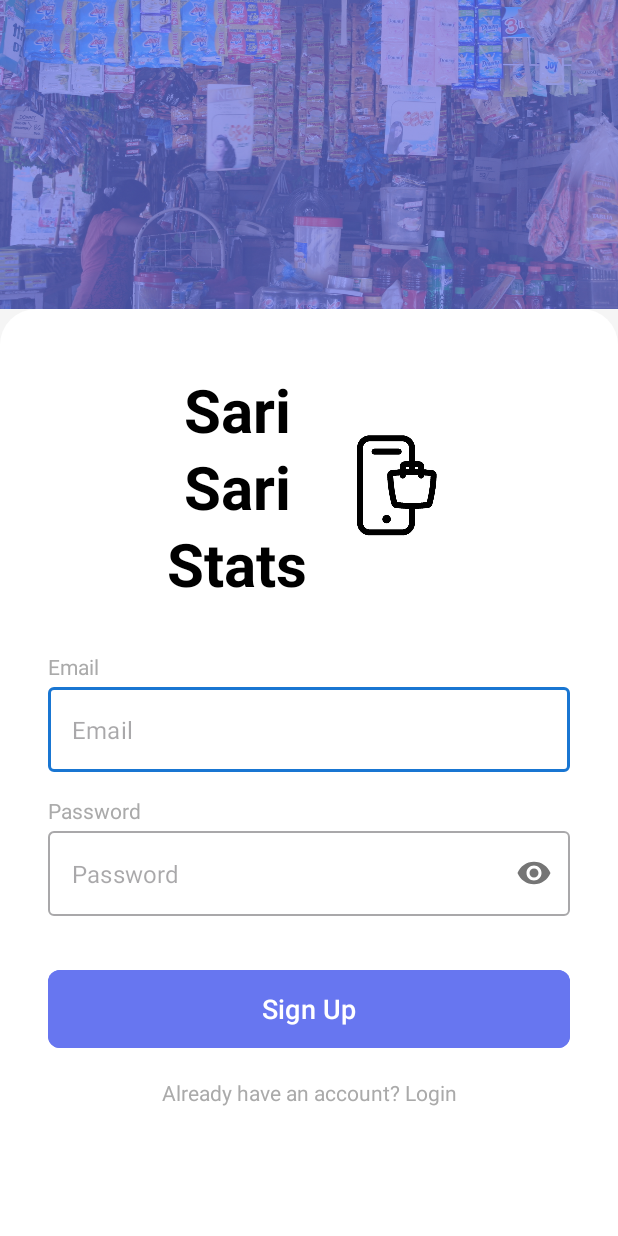
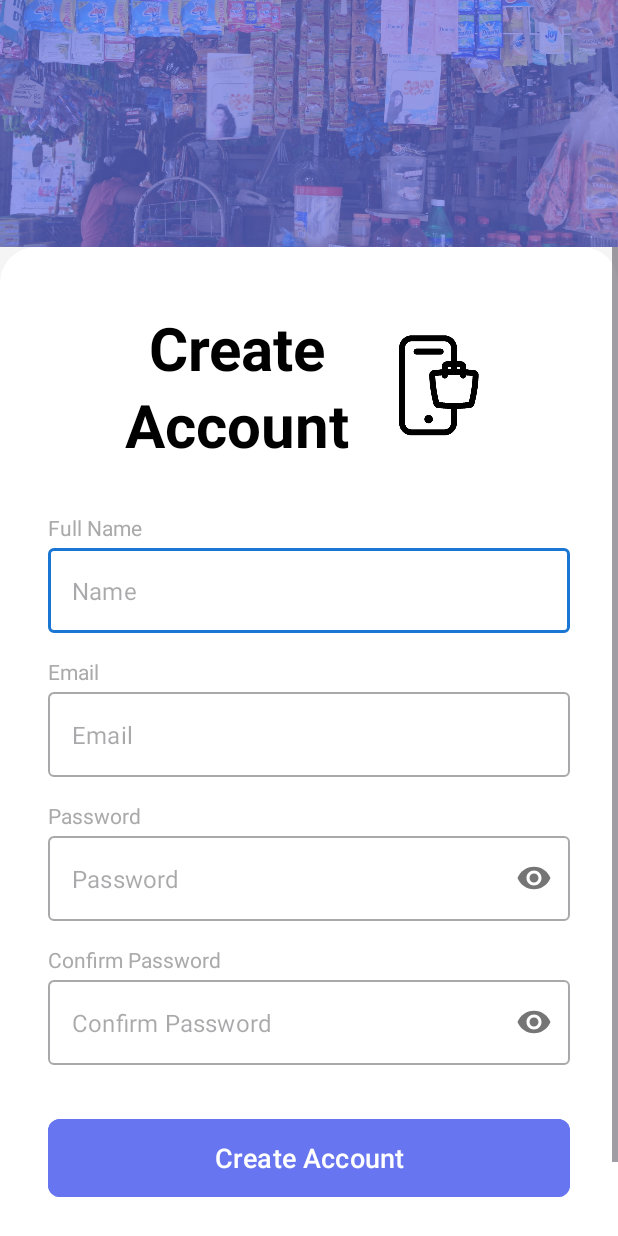
Before and after one commit to Cyg-ni/sarisarimaximus, an Android app built with Jetpack Compose: the layout activity_signup.xml on its own in the app's theme, with its tools: preview values and no code run, on a phone screen of 412 x 824 dp. Run offline under Robolectric (Android 15) with nearby library versions, the phone set to English and light mode, and no system bars.

Commit message:
added login and register feature

```diff
--- a/app/build.gradle.kts
+++ b/app/build.gradle.kts
@@ -42,6 +42,10 @@ android {
 }
 
 dependencies {
+
+    implementation("com.google.firebase:firebase-auth")
+    implementation("com.google.android.gms:play-services-auth:21.2.0")
+
     // --- ADDED: Missing dependencies for XML layout components ---
     implementation("androidx.constraintlayout:constraintlayout:2.1.4")
     implementation("com.google.android.material:material:1.12.0")
--- a/app/src/main/res/layout/activity_signup.xml
+++ b/app/src/main/res/layout/activity_signup.xml
@@ -5,7 +5,6 @@
     android:layout_height="match_parent"
     android:background="#F5F5F5">
 
-    <!-- Background Image -->
     <ImageView
         android:id="@+id/iv_background"
         android:layout_width="0dp"
@@ -18,7 +17,6 @@
         app:layout_constraintTop_toTopOf="parent"
         android:contentDescription="Background image of a store" />
 
-    <!-- Blue Tint Overlay -->
     <View
         android:id="@+id/view_overlay"
         android:layout_width="0dp"
@@ -29,16 +27,12 @@
         app:layout_constraintStart_toStartOf="@id/iv_background"
         app:layout_constraintTop_toTopOf="@id/iv_background" />
 
-    <!-- Guideline to position the card -->
     <androidx.constraintlayout.widget.Guideline
         android:id="@+id/guideline_top"
         android:layout_width="wrap_content"
         android:layout_height="wrap_content"
         android:orientation="horizontal"
-        app:layout_constraintGuide_percent="0.25" />
-
-    <!-- ScrollView to ensure all content is accessible on small screens -->
-    <ScrollView
+        app:layout_constraintGuide_percent="0.20" /> <ScrollView
     android:layout_width="0dp"
     android:layout_height="0dp"
     android:background="@drawable/bg_login_card"
@@ -53,7 +47,6 @@
         android:layout_height="wrap_content"
         android:padding="32dp">
 
-            <!-- Centered Header -->
         <LinearLayout
             android:id="@+id/ll_header"
             android:layout_width="wrap_content"
@@ -70,7 +63,7 @@
                 android:layout_width="wrap_content"
                 android:layout_height="wrap_content"
                 android:lineSpacingExtra="4dp"
-                    android:text="Sari\nSari\nStats"
+                android:text="Create\nAccount"
                 android:textAlignment="center"
                 android:textColor="@android:color/black"
                 android:textSize="40sp"
@@ -85,18 +78,45 @@
                 android:src="@drawable/phone_bag" />
         </LinearLayout>
 
-            <!-- Email Label -->
+        <TextView
+            android:id="@+id/tv_label_name"
+            android:layout_width="wrap_content"
+            android:layout_height="wrap_content"
+            android:layout_marginTop="32dp"
+            android:text="Full Name"
+            android:textColor="@android:color/darker_gray"
+            app:layout_constraintStart_toStartOf="parent"
+            app:layout_constraintTop_toBottomOf="@id/ll_header" />
+
+        <com.google.android.material.textfield.TextInputLayout
+            android:id="@+id/til_name"
+            style="@style/Widget.MaterialComponents.TextInputLayout.OutlinedBox"
+            android:layout_width="0dp"
+            android:layout_height="wrap_content"
+            android:layout_marginTop="4dp"
+            app:hintEnabled="false"
+            app:layout_constraintEnd_toEndOf="parent"
+            app:layout_constraintStart_toStartOf="parent"
+            app:layout_constraintTop_toBottomOf="@id/tv_label_name">
+
+            <com.google.android.material.textfield.TextInputEditText
+                android:id="@+id/et_name"
+                android:layout_width="match_parent"
+                android:layout_height="wrap_content"
+                android:hint="Name"
+                android:inputType="textPersonName|textCapWords" />
+        </com.google.android.material.textfield.TextInputLayout>
+
         <TextView
             android:id="@+id/tv_label_email"
             android:layout_width="wrap_content"
             android:layout_height="wrap_content"
-                android:layout_marginTop="32dp"
+            android:layout_marginTop="16dp"
             android:text="Email"
             android:textColor="@android:color/darker_gray"
             app:layout_constraintStart_toStartOf="parent"
-                app:layout_constraintTop_toBottomOf="@id/ll_header" />
+            app:layout_constraintTop_toBottomOf="@id/til_name" />
 
-            <!-- Email Input Field -->
         <com.google.android.material.textfield.TextInputLayout
             android:id="@+id/til_email"
             style="@style/Widget.MaterialComponents.TextInputLayout.OutlinedBox"
@@ -116,7 +136,6 @@
                 android:inputType="textEmailAddress" />
         </com.google.android.material.textfield.TextInputLayout>
 
-            <!-- Password Label -->
         <TextView
             android:id="@+id/tv_label_password"
             android:layout_width="wrap_content"
@@ -127,7 +146,6 @@
             app:layout_constraintStart_toStartOf="parent"
             app:layout_constraintTop_toBottomOf="@id/til_email" />
 
-            <!-- Password Input Field -->
         <com.google.android.material.textfield.TextInputLayout
             android:id="@+id/til_password"
             style="@style/Widget.MaterialComponents.TextInputLayout.OutlinedBox"
@@ -148,30 +166,63 @@
                 android:inputType="textPassword" />
         </com.google.android.material.textfield.TextInputLayout>
 
-            <!-- Sign Up Button -->
+        <TextView
+            android:id="@+id/tv_label_confirm_password"
+            android:layout_width="wrap_content"
+            android:layout_height="wrap_content"
+            android:layout_marginTop="16dp"
+            android:text="Confirm Password"
+            android:textColor="@android:color/darker_gray"
+            app:layout_constraintStart_toStartOf="parent"
+            app:layout_constraintTop_toBottomOf="@id/til_password" />
+
+        <com.google.android.material.textfield.TextInputLayout
+            android:id="@+id/til_confirm_password"
+            style="@style/Widget.MaterialComponents.TextInputLayout.OutlinedBox"
+            android:layout_width="0dp"
+            android:layout_height="wrap_content"
+            android:layout_marginTop="4dp"
+            app:hintEnabled="false"
+            app:layout_constraintEnd_toEndOf="parent"
+            app:layout_constraintStart_toStartOf="parent"
+            app:layout_constraintTop_toBottomOf="@id/tv_label_confirm_password"
+            app:passwordToggleEnabled="true">
+
+            <com.google.android.material.textfield.TextInputEditText
+                android:id="@+id/et_confirm_password"
+                android:layout_width="match_parent"
+                android:layout_height="wrap_content"
+                android:hint="Confirm Password"
+                android:inputType="textPassword" />
+        </com.google.android.material.textfield.TextInputLayout>
+
         <com.google.android.material.button.MaterialButton
             android:id="@+id/btn_sign_up"
             android:layout_width="0dp"
             android:layout_height="60dp"
             android:layout_marginTop="32dp"
             android:backgroundTint="#6776F0"
-                android:text="Sign Up"
+            android:text="Create Account"
             android:textAllCaps="false"
             android:textSize="18sp"
             app:cornerRadius="8dp"
             app:layout_constraintEnd_toEndOf="parent"
             app:layout_constraintStart_toStartOf="parent"
-                app:layout_constraintTop_toBottomOf="@id/til_password" />
+            app:layout_constraintTop_toBottomOf="@id/til_confirm_password" />
+
         <TextView
             android:id="@+id/tv_have_account"
             android:layout_width="wrap_content"
             android:layout_height="wrap_content"
             android:layout_marginTop="16dp"
-                android:text="Already have an account? Login"
-                android:textColor="@android:color/darker_gray"
+            android:padding="4dp"
+            android:text="Already have an account? Login Here"
+            android:textColor="#6776F0"
+            android:textStyle="bold"
             app:layout_constraintTop_toBottomOf="@id/btn_sign_up"
             app:layout_constraintStart_toStartOf="parent"
             app:layout_constraintEnd_toEndOf="parent" />
+
     </androidx.constraintlayout.widget.ConstraintLayout>
 </ScrollView>
 
--- a/app/src/main/res/values/strings.xml
+++ b/app/src/main/res/values/strings.xml
@@ -67,4 +67,5 @@
     <string name="add_ingredient">Add Ingredient</string>
     <string name="ingredient_name_hint">Ingredient name</string>
     <string name="cost_hint">Cost</string>
+    <string name="default_web_client_id">185870797972-l4shkjv4mrhv542h1qcgcscrh4skpfac.apps.googleusercontent.com</string>
 </resources>
```
Also changed, not shown: app/src/main/AndroidManifest.xml (+15 -14 lines), app/src/main/java/com/example/sarisarisales/LoginActivity.kt (+120 -27 lines), app/src/main/java/com/example/sarisarisales/MainDashboardActivity.kt (added, +12 -0 lines), app/src/main/java/com/example/sarisarisales/SignupActivity.kt (added, +107 -0 lines), app/src/main/res/layout/activity_login.xml (+25 -25 lines). Lines whose indentation alone changed are shown as unchanged.
